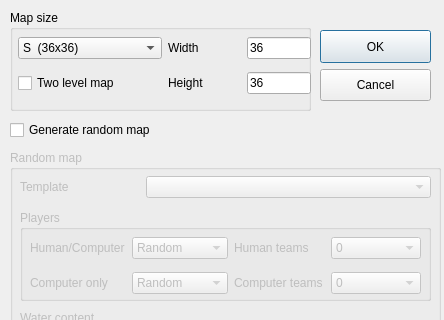
vcmi/vcmi, file mapeditor/windownewmap.ui: the form before one commit; both pictures show x 0 to 444 and y 0 to 320 of the 444 by 506 pixel window.
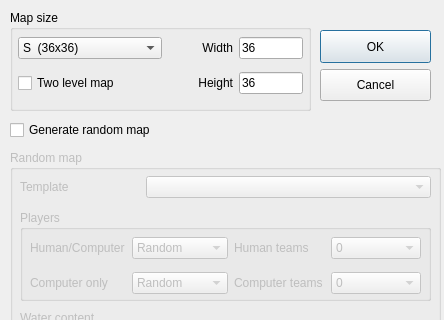
The form after the commit.

Patch:
```diff
--- a/mapeditor/windownewmap.ui
+++ b/mapeditor/windownewmap.ui
@@ -55,52 +55,7 @@
       <height>73</height>
      </rect>
     </property>
-    <layout class="QGridLayout" name="gridLayout_2" columnstretch="3,0,1">
-     <item row="0" column="2">
-      <widget class="QLineEdit" name="widthTxt">
-       <property name="maximumSize">
-        <size>
-         <width>64</width>
-         <height>16777215</height>
-        </size>
-       </property>
-       <property name="inputMethodHints">
-        <set>Qt::InputMethodHint::ImhDigitsOnly</set>
-       </property>
-       <property name="text">
-        <string notr="true">36</string>
-       </property>
-       <property name="maxLength">
-        <number>3</number>
-       </property>
-      </widget>
-     </item>
-     <item row="1" column="1">
-      <widget class="QLabel" name="label_2">
-       <property name="text">
-        <string>Height</string>
-       </property>
-      </widget>
-     </item>
-     <item row="1" column="2">
-      <widget class="QLineEdit" name="heightTxt">
-       <property name="maximumSize">
-        <size>
-         <width>64</width>
-         <height>16777215</height>
-        </size>
-       </property>
-       <property name="inputMethodHints">
-        <set>Qt::InputMethodHint::ImhDigitsOnly</set>
-       </property>
-       <property name="text">
-        <string notr="true">36</string>
-       </property>
-       <property name="maxLength">
-        <number>3</number>
-       </property>
-      </widget>
-     </item>
+    <layout class="QGridLayout" name="gridLayout_2" columnstretch="3,0,1,0">
      <item row="0" column="1">
       <widget class="QLabel" name="label">
        <property name="minimumSize">
@@ -118,6 +73,57 @@
        <property name="text">
         <string>Width</string>
        </property>
+       <property name="alignment">
+        <set>Qt::AlignmentFlag::AlignRight|Qt::AlignmentFlag::AlignTrailing|Qt::AlignmentFlag::AlignVCenter</set>
+       </property>
+      </widget>
+     </item>
+     <item row="1" column="1">
+      <widget class="QLabel" name="label_2">
+       <property name="text">
+        <string>Height</string>
+       </property>
+       <property name="alignment">
+        <set>Qt::AlignmentFlag::AlignRight|Qt::AlignmentFlag::AlignTrailing|Qt::AlignmentFlag::AlignVCenter</set>
+       </property>
+      </widget>
+     </item>
+     <item row="0" column="2">
+      <widget class="QLineEdit" name="widthTxt">
+       <property name="maximumSize">
+        <size>
+         <width>64</width>
+         <height>16777215</height>
+        </size>
+       </property>
+       <property name="inputMethodHints">
+        <set>Qt::InputMethodHint::ImhDigitsOnly</set>
+       </property>
+       <property name="text">
+        <string notr="true">36</string>
+       </property>
+       <property name="maxLength">
+        <number>3</number>
+       </property>
+      </widget>
+     </item>
+     <item row="1" column="2">
+      <widget class="QLineEdit" name="heightTxt">
+       <property name="maximumSize">
+        <size>
+         <width>64</width>
+         <height>16777215</height>
+        </size>
+       </property>
+       <property name="inputMethodHints">
+        <set>Qt::InputMethodHint::ImhDigitsOnly</set>
+       </property>
+       <property name="text">
+        <string notr="true">36</string>
+       </property>
+       <property name="maxLength">
+        <number>3</number>
+       </property>
       </widget>
      </item>
      <item row="0" column="0">
@@ -218,6 +224,38 @@
        </item>
       </layout>
      </item>
+     <item row="1" column="3">
+      <spacer name="horizontalSpacer_11">
+       <property name="orientation">
+        <enum>Qt::Orientation::Horizontal</enum>
+       </property>
+       <property name="sizeType">
+        <enum>QSizePolicy::Policy::Fixed</enum>
+       </property>
+       <property name="sizeHint" stdset="0">
+        <size>
+         <width>8</width>
+         <height>20</height>
+        </size>
+       </property>
+      </spacer>
+     </item>
+     <item row="0" column="3">
+      <spacer name="horizontalSpacer_12">
+       <property name="orientation">
+        <enum>Qt::Orientation::Horizontal</enum>
+       </property>
+       <property name="sizeType">
+        <enum>QSizePolicy::Policy::Fixed</enum>
+       </property>
+       <property name="sizeHint" stdset="0">
+        <size>
+         <width>8</width>
+         <height>20</height>
+        </size>
+       </property>
+      </spacer>
+     </item>
     </layout>
    </widget>
   </widget>
```
Left out of the diff: 2 changed lines with no effect on the pictures.
